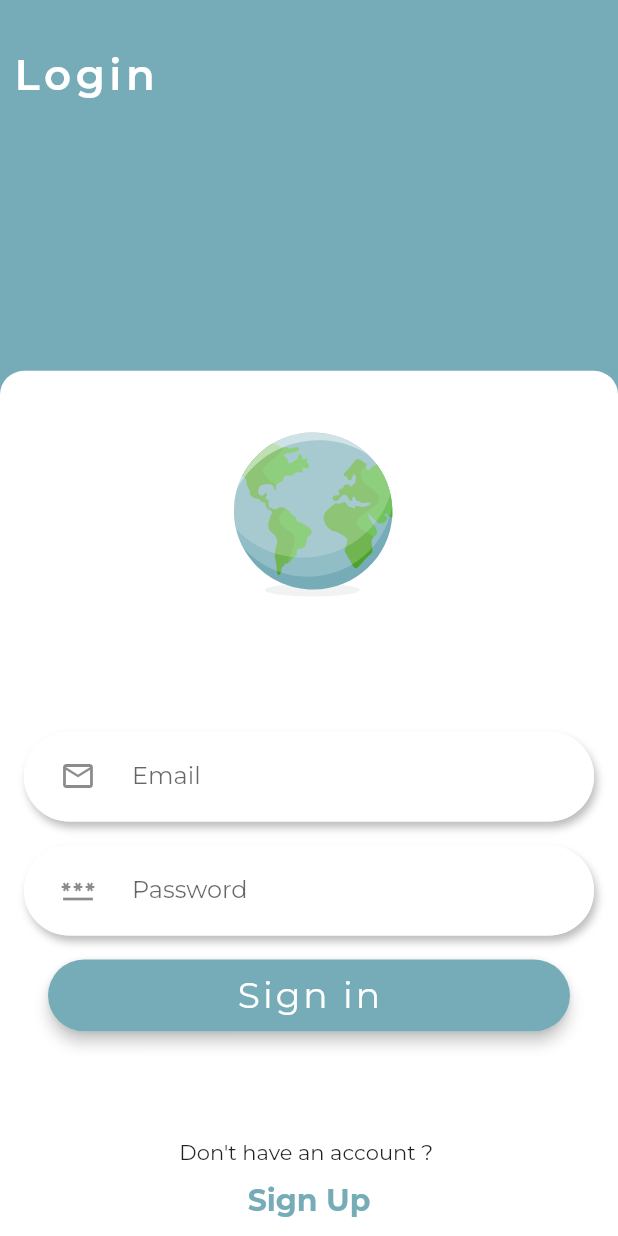
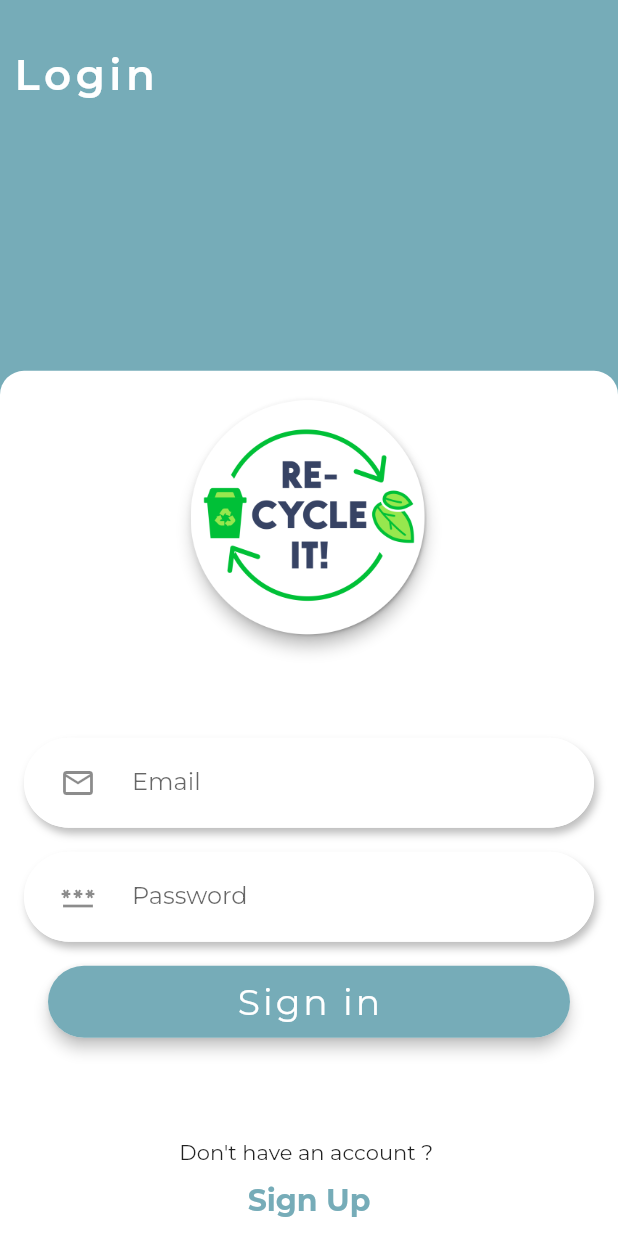
Before and after one commit to smhoz/recycle_it, a Flutter app: the screen it shows after launch, on a phone screen of 412 x 824 dp. Run offline on Flutter 3.47's test engine with Material 2 defaults, Android fonts, the light colour scheme and no system bars; our stand-ins replace auto_route, bloc, cloud_firestore, dio, equatable, firebase_core and 8 more; missing offline and left inert: dart_jsonwebtoken, qr_code_scanner; accounts and stored records are empty.

Commit message:
added logo

```diff
--- a/lib/core/consts/app/assets_constant.dart
+++ b/lib/core/consts/app/assets_constant.dart
@@ -1,4 +1,5 @@
 class AssetConstant {
   static const String recycleAnimation = "assets/animations/earth_animation.json";
+  static const String logoPng = "assets/logo/logo_recycleit.png";
   static const String recycleConvertAnimation = "assets/animations/recycle_animation.json";
 }
--- a/lib/view/authenticate/login_page/view/login_body.dart
+++ b/lib/view/authenticate/login_page/view/login_body.dart
@@ -1,6 +1,7 @@
 import 'package:auto_route/auto_route.dart';
 import 'package:flutter/material.dart';
 import 'package:flutter_bloc/flutter_bloc.dart';
+import 'package:hackathon_app/core/init/theme/color/custom_colors.dart';
 import 'package:hackathon_app/view/home/_product/widgets/home/title_with_child.dart';
 import 'package:lottie/lottie.dart';
 
@@ -39,7 +40,12 @@ class LoginBody extends StatelessWidget {
       key: _loginpageCubit.formKey,
       child: Column(
         children: [
-          Flexible(flex: 8, child: Lottie.asset(AssetConstant.recycleAnimation, width: 200, height: 200)),
+          const Spacer(
+            flex: 1,
+          ),
+          Flexible(
+              flex: 8,
+              child: Material(elevation: 4, color: Colors.transparent, type: MaterialType.circle, child: Image.asset(AssetConstant.logoPng))),
           const Spacer(flex: 3),
           _body(_loginpageCubit),
           const Spacer(flex: 3),
--- a/lib/view/authenticate/login_page/view/login_page.dart
+++ b/lib/view/authenticate/login_page/view/login_page.dart
@@ -1,5 +1,6 @@
 import 'package:flutter/material.dart';
 import 'package:flutter_bloc/flutter_bloc.dart';
+import 'package:hackathon_app/core/extensions/context_extension.dart';
 
 import '../viewmodel/cubit/login_cubit.dart';
 import 'login_body.dart';
@@ -10,6 +11,7 @@ class LoginPage extends StatelessWidget {
   @override
   Widget build(BuildContext context) {
     return Scaffold(
+      backgroundColor: context.themeColor.primary,
       resizeToAvoidBottomInset: false,
       body: BlocProvider(
         create: (context) => LoginCubit(),
--- a/lib/view/home/_product/widgets/home/title_with_child.dart
+++ b/lib/view/home/_product/widgets/home/title_with_child.dart
@@ -19,7 +19,7 @@ class HeaderTitleWithChild extends StatelessWidget {
         children: [
           Align(
             alignment: Alignment.topLeft,
-            child: InkWell(onTap: () => context.router.pushWidget(const ConvertPage()), child: _textAndTrailingWidget(context)),
+            child: _textAndTrailingWidget(context),
           ),
           Align(
             alignment: Alignment.bottomCenter,
--- a/pubspec.yaml
+++ b/pubspec.yaml
@@ -95,6 +95,7 @@ flutter:
 
     - .env
     - assets/animations/
+    - assets/logo/
 
 
 
```
Also changed, not shown: assets/logo/logo_recycleit.png (added).
